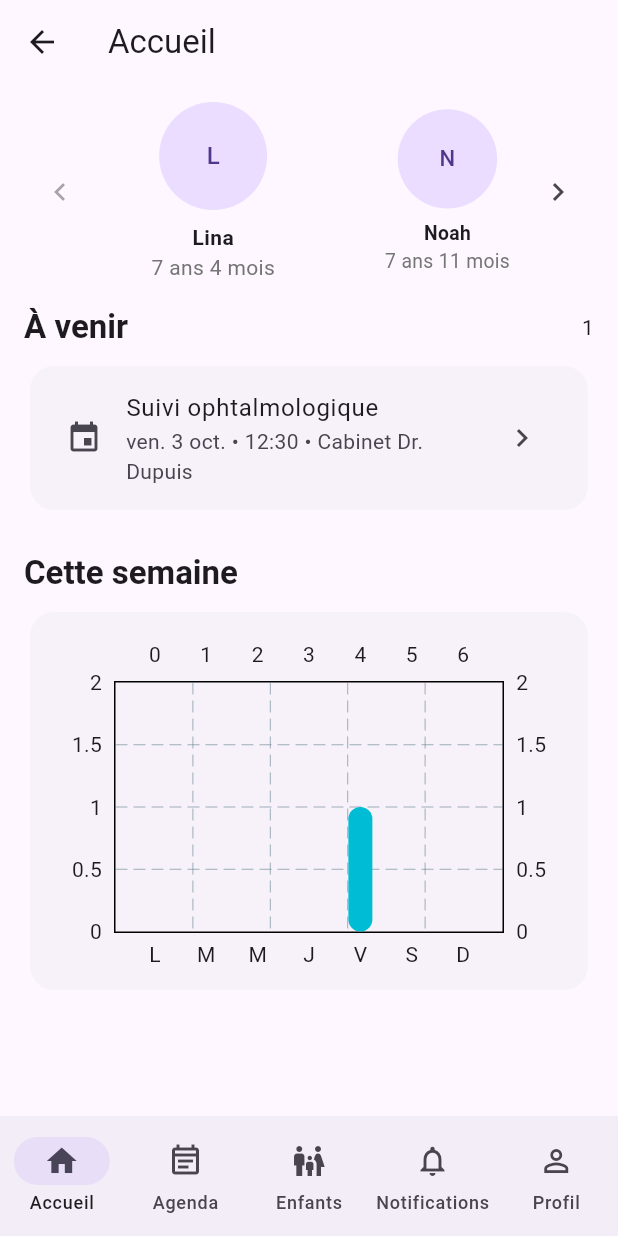
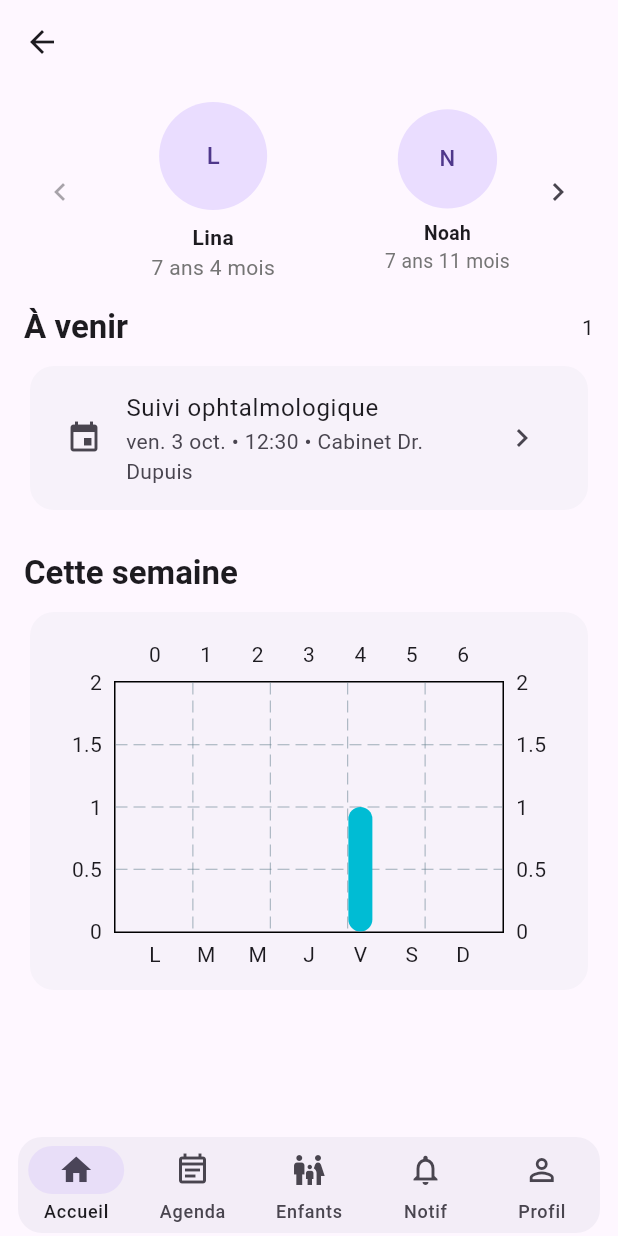
Before and after one commit to JayHzn/fictional-octo-computing-machine, a Flutter app: the HomeShell screen opened directly, on a phone screen of 412 x 824 dp. Run offline on Flutter 3.47's test engine with Material 3 defaults, Android fonts, the light colour scheme and no system bars; drawn by our look-alikes of fl_chart; our stand-ins replace cloud_firestore, firebase_auth, firebase_core, firebase_storage, image_picker, smooth_page_indicator; accounts and stored records are empty.

```diff
--- a/amblyopie/lib/main.dart
+++ b/amblyopie/lib/main.dart
@@ -3,7 +3,7 @@ import 'package:amblyopie/pages/auth/login_page.dart';
 import 'package:amblyopie/pages/auth/register_page.dart';
 import 'package:amblyopie/pages/onboarding/onboarding_page.dart';
 import 'package:amblyopie/pages/profile/create_profile_page.dart';
-import 'package:amblyopie/pages/home/home_page.dart';
+import 'package:amblyopie/pages/home/home_shell.dart';
 import 'package:flutter/material.dart';
 import 'package:firebase_core/firebase_core.dart';
 import 'package:intl/date_symbol_data_local.dart';
@@ -31,7 +31,6 @@ Future<void> main() async {
   WidgetsFlutterBinding.ensureInitialized();
   await safeInitFirebase();
   await initializeDateFormatting('fr_FR', null);
-
   runApp(const MyApp());
 }
 
@@ -47,7 +46,7 @@ class MyApp extends StatelessWidget {
         '/onboarding': (context) => const OnboardingPage(),
         '/login': (context) => const LoginPage(),
         '/register': (context) => const RegisterPage(),
-        '/home': (context) => const HomePage(),
+        '/home': (context) => const HomeShell(),
         '/createProfile' : (context) => CreateProfilePage(),
       },
       initialRoute:
--- a/amblyopie/lib/pages/home/home_page.dart
+++ b/amblyopie/lib/pages/home/home_page.dart
@@ -116,7 +116,7 @@ class _HomePageState extends State<HomePage> {
 
     return Scaffold(
       appBar: AppBar(
-        title: const Text('Accueil'),
+        title: const Text(''),
         centerTitle: false,
       ),
       body: SafeArea(
--- a/amblyopie/lib/pages/home/home_shell.dart
+++ b/amblyopie/lib/pages/home/home_shell.dart
@@ -1,35 +1,88 @@
-import 'package:amblyopie/pages/home/home_page.dart';
+import 'dart:ui';
 import 'package:flutter/material.dart';
 
+import 'package:amblyopie/pages/home/home_page.dart';
+// import 'package:amblyopie/pages/agenda/agenda_page.dart';
+// import 'package:amblyopie/pages/children/children_page.dart';
+// import 'package:amblyopie/pages/notifications/notifications_page.dart';
+// import 'package:amblyopie/pages/profile/profile_page.dart';
 
 class HomeShell extends StatefulWidget {
   const HomeShell({super.key});
 
   @override
-  State <HomeShell> createState() => _HomeShellState();
+  State<HomeShell> createState() => _HomeShellState();
 }
 
 class _HomeShellState extends State<HomeShell> {
+  final _pageController = PageController();
   int _currentIndex = 0;
 
   final _pages = const [
-    HomePage(),
-    AgendaPage(),
-    ChildrenPage(),
-    NotificationsPage(),
-    ProfilePage(),
+    _KeepAlive(child: HomePage()),
+    _KeepAlive(child: AgendaPage()),
+    _KeepAlive(child: ChildrenPage()),
+    _KeepAlive(child: NotificationsPage()),
+    _KeepAlive(child: ProfilePage()),
   ];
+
+  static const double _navH = 64;
+  static const double _navHPad = 12;
+  static const double _navBPad = 2;
+
+  @override
+  void dispose() {
+    _pageController.dispose();
+    super.dispose();
+  }
+
+  void _onTapNav(int index) {
+    if (index == _currentIndex) return;
+    setState(() => _currentIndex = index);
+    _pageController.animateToPage(
+      index,
+      duration: const Duration(milliseconds: 250),
+      curve: Curves.easeOut,
+    );
+  }
 
   @override
   Widget build(BuildContext context) {
+    final reservedBottom = _navH + _navBPad;
+
     return Scaffold(
-      body: IndexedStack(
-        index: _currentIndex,
+      extendBody: true,
+      resizeToAvoidBottomInset: false,
+      body: Stack(
+        children: [
+          Positioned.fill(
+            child: Padding(
+              padding: EdgeInsets.only(bottom: reservedBottom),
+              child: PageView(
+                controller: _pageController,
+                onPageChanged: (i) => setState(() => _currentIndex = i),
                 children: _pages,
               ),
-      bottomNavigationBar: NavigationBar(
+            ),
+          ),
+
+          Positioned(
+            left: _navHPad,
+            right: _navHPad,
+            bottom: _navBPad,
+            child: SafeArea(
+              top: true,
+              child: ClipRRect(
+                borderRadius: BorderRadius.circular(16),
+                child: BackdropFilter(
+                  filter: ImageFilter.blur(sigmaX: 10, sigmaY: 10),
+                  child: Material(
+                    elevation: 10,
+                    color: Theme.of(context).colorScheme.surface.withOpacity(0.90),
+                    child: NavigationBar(
+                      height: _navH,
                       selectedIndex: _currentIndex,
-        onDestinationSelected: (i) => setState(() => _currentIndex = i),
+                      onDestinationSelected: _onTapNav,
                       destinations: const [
                         NavigationDestination(
                           icon: Icon(Icons.home_outlined),
@@ -49,7 +102,7 @@ class _HomeShellState extends State<HomeShell> {
                         NavigationDestination(
                           icon: Icon(Icons.notifications_none),
                           selectedIcon: Icon(Icons.notifications),
-            label: 'Notifications',
+                          label: 'Notif',
                         ),
                         NavigationDestination(
                           icon: Icon(Icons.person_outline),
@@ -58,6 +111,65 @@ class _HomeShellState extends State<HomeShell> {
                         ),
                       ],
                     ),
+                  ),
+                ),
+              ),
+            ),
+          ),
+        ],
+      ),
     );
   }
 }
+
+class _KeepAlive extends StatefulWidget {
+  final Widget child;
+  const _KeepAlive({required this.child});
+
+  @override
+  State<_KeepAlive> createState() => _KeepAliveState();
+}
+
+class _KeepAliveState extends State<_KeepAlive>
+    with AutomaticKeepAliveClientMixin {
+  @override
+  bool get wantKeepAlive => true;
+
+  @override
+  Widget build(BuildContext context) {
+    super.build(context);
+    return widget.child;
+  }
+}
+
+class AgendaPage extends StatelessWidget {
+  const AgendaPage({super.key});
+  @override
+  Widget build(BuildContext context) => const Scaffold(
+        body: Center(child: Text('Agenda')),
+      );
+}
+
+class ChildrenPage extends StatelessWidget {
+  const ChildrenPage({super.key});
+  @override
+  Widget build(BuildContext context) => const Scaffold(
+        body: Center(child: Text('Enfants')),
+      );
+}
+
+class NotificationsPage extends StatelessWidget {
+  const NotificationsPage({super.key});
+  @override
+  Widget build(BuildContext context) => const Scaffold(
+        body: Center(child: Text('Notifications')),
+      );
+}
+
+class ProfilePage extends StatelessWidget {
+  const ProfilePage({super.key});
+  @override
+  Widget build(BuildContext context) => const Scaffold(
+        body: Center(child: Text('Profil')),
+      );
+}
```
Lines whose indentation alone changed are shown as unchanged.
